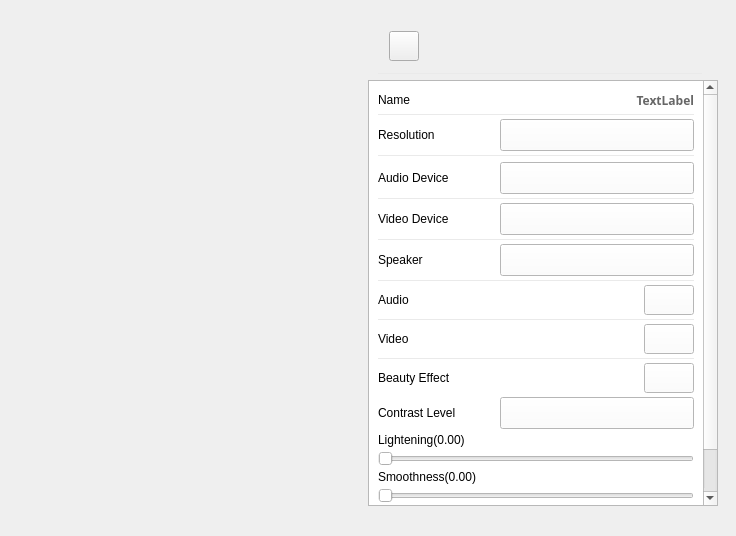
AgoraIO/Basic-Video-Broadcasting, file OpenLive-Windows/roomsettings.ui: the form before one commit.
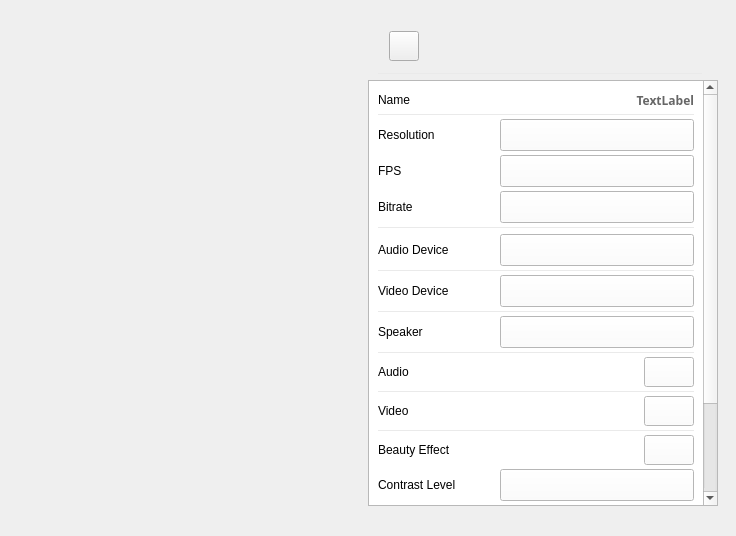
The form after the commit. Icons and pictures are not drawn.

What changed in the file:
```diff
--- a/OpenLive-Windows/roomsettings.ui
+++ b/OpenLive-Windows/roomsettings.ui
@@ -86,8 +86,8 @@
       <rect>
        <x>0</x>
        <y>0</y>
-       <width>340</width>
-       <height>473</height>
+       <width>333</width>
+       <height>594</height>
       </rect>
      </property>
      <property name="styleSheet">
@@ -205,6 +205,198 @@
         </item>
         <item>
          <widget class="QComboBox" name="cbVideoProfile">
+          <property name="minimumSize">
+           <size>
+            <width>194</width>
+            <height>32</height>
+           </size>
+          </property>
+          <property name="styleSheet">
+           <string notr="true">QComboBox {
+font-family: &quot;微软雅黑&quot;; 
+font-size: 13px; 
+padding: 3px 0x 3px 5px;
+border-image: url(:/uiresource/box-01.png);
+}
+
+QComboBox:hover {
+font-family: &quot;微软雅黑&quot;; 
+font-size: 13px; 
+padding: 3px 0x 3px 5px;
+border-image: url(:/uiresource/box-02.png);
+}
+
+QComboBox:pressed {
+font-family: &quot;微软雅黑&quot;; 
+font-size: 13px; 
+padding: 3px 0x 3px 5px;
+border-image: url(:/uiresource/box-03.png);
+}
+
+QComboBox::drop-down {
+subcontrol-origin: padding; 
+subcontrol-position: top right; width: 30 px; 
+border: 0px;
+}
+
+QComboBox::down-arrow::!on {
+image: url(:/uiresource/dropdow-01.png);
+}
+QComboBox::down-arrow::hover {
+image: url(:/uiresource/dropdown-02.png);
+}
+QComboBox::down-arrow::on {
+image: url(:/uiresource/dropdown-03.png);
+}
+
+QListView {
+font-family: &quot;微软雅黑&quot;; 
+font-size: 13px; 
+outline: 0px;
+background-image: url(:/uiresource/list.png);
+border-image: url(:/uiresource/list.png);
+image: url(:/uiresource/list.png);
+}
+
+QListView::item {
+padding: 3px 0x 3px 5px; 
+border-width: 0px;
+}
+
+QListView::item:selected {
+background-color: rgb(74, 144, 226);
+}</string>
+          </property>
+         </widget>
+        </item>
+       </layout>
+      </item>
+      <item>
+       <layout class="QHBoxLayout" name="horizontalLayoutFPS">
+        <item>
+         <widget class="QLabel" name="label_14">
+          <property name="styleSheet">
+           <string notr="true">QLabel{
+font-family: &quot;Arial&quot;; 
+font-size: 14px; 
+};</string>
+          </property>
+          <property name="text">
+           <string>FPS</string>
+          </property>
+         </widget>
+        </item>
+        <item>
+         <spacer name="horizontalSpacer_13">
+          <property name="orientation">
+           <enum>Qt::Horizontal</enum>
+          </property>
+          <property name="sizeHint" stdset="0">
+           <size>
+            <width>20</width>
+            <height>20</height>
+           </size>
+          </property>
+         </spacer>
+        </item>
+        <item>
+         <widget class="QComboBox" name="cbVideoFPS">
+          <property name="minimumSize">
+           <size>
+            <width>194</width>
+            <height>32</height>
+           </size>
+          </property>
+          <property name="styleSheet">
+           <string notr="true">QComboBox {
+font-family: &quot;微软雅黑&quot;; 
+font-size: 13px; 
+padding: 3px 0x 3px 5px;
+border-image: url(:/uiresource/box-01.png);
+}
+
+QComboBox:hover {
+font-family: &quot;微软雅黑&quot;; 
+font-size: 13px; 
+padding: 3px 0x 3px 5px;
+border-image: url(:/uiresource/box-02.png);
+}
+
+QComboBox:pressed {
+font-family: &quot;微软雅黑&quot;; 
+font-size: 13px; 
+padding: 3px 0x 3px 5px;
+border-image: url(:/uiresource/box-03.png);
+}
+
+QComboBox::drop-down {
+subcontrol-origin: padding; 
+subcontrol-position: top right; width: 30 px; 
+border: 0px;
+}
+
+QComboBox::down-arrow::!on {
+image: url(:/uiresource/dropdow-01.png);
+}
+QComboBox::down-arrow::hover {
+image: url(:/uiresource/dropdown-02.png);
+}
+QComboBox::down-arrow::on {
+image: url(:/uiresource/dropdown-03.png);
+}
+
+QListView {
+font-family: &quot;微软雅黑&quot;; 
+font-size: 13px; 
+outline: 0px;
+background-image: url(:/uiresource/list.png);
+border-image: url(:/uiresource/list.png);
+image: url(:/uiresource/list.png);
+}
+
+QListView::item {
+padding: 3px 0x 3px 5px; 
+border-width: 0px;
+}
+
+QListView::item:selected {
+background-color: rgb(74, 144, 226);
+}</string>
+          </property>
+         </widget>
+        </item>
+       </layout>
+      </item>
+      <item>
+       <layout class="QHBoxLayout" name="horizontalLayoutBitrate">
+        <item>
+         <widget class="QLabel" name="label_11">
+          <property name="styleSheet">
+           <string notr="true">QLabel{
+font-family: &quot;Arial&quot;; 
+font-size: 14px; 
+};</string>
+          </property>
+          <property name="text">
+           <string>Bitrate</string>
+          </property>
+         </widget>
+        </item>
+        <item>
+         <spacer name="horizontalSpacer_10">
+          <property name="orientation">
+           <enum>Qt::Horizontal</enum>
+          </property>
+          <property name="sizeHint" stdset="0">
+           <size>
+            <width>20</width>
+            <height>20</height>
+           </size>
+          </property>
+         </spacer>
+        </item>
+        <item>
+         <widget class="QComboBox" name="cbVideoBitrate">
           <property name="minimumSize">
            <size>
             <width>194</width>
```
